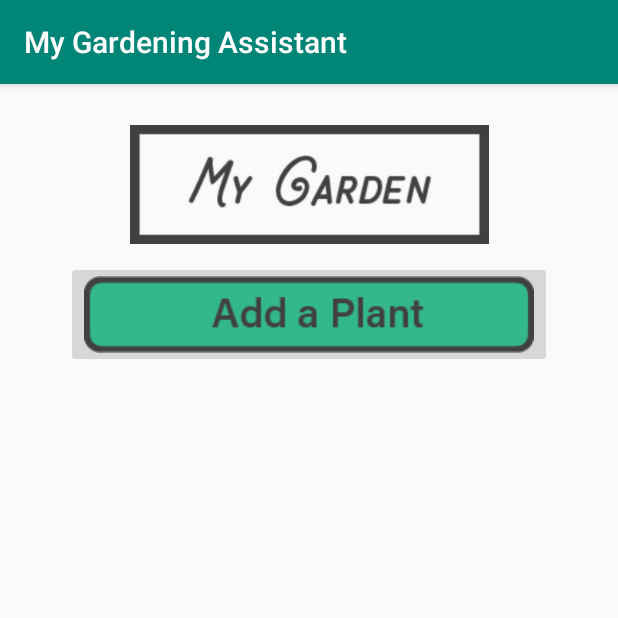
After one commit to jessicaeh/MyGardenAssistant, an Android app: the MyGarden screen opened directly, with no data from a screen before it, on a phone screen of 412 x 824 dp, the top half of it. The commit adds this screen. Run offline under Robolectric (Android 15) with nearby library versions, the phone set to English and light mode, and no system bars.

Commit message:
Fixed transparency and started My Garden page

```diff
--- a/app/src/main/AndroidManifest.xml
+++ b/app/src/main/AndroidManifest.xml
@@ -1,6 +1,6 @@
 <?xml version="1.0" encoding="utf-8"?>
 <manifest xmlns:android="http://schemas.android.com/apk/res/android"
-    package="com.example.jessica.mygardeningassistant" >
+    package="com.example.jessica.mygardeningassistant">
 
     <application
         android:allowBackup="true"
@@ -8,14 +8,15 @@
         android:label="@string/app_name"
         android:roundIcon="@mipmap/ic_launcher_round"
         android:supportsRtl="true"
-        android:theme="@style/AppTheme" >
-        <activity android:name=".MainActivity" >
+        android:theme="@style/AppTheme">
+        <activity android:name=".MainActivity">
             <intent-filter>
                 <action android:name="android.intent.action.MAIN" />
 
                 <category android:name="android.intent.category.LAUNCHER" />
             </intent-filter>
         </activity>
+        <activity android:name=".MyGarden"></activity>
     </application>
 
 </manifest>
--- a/app/src/main/java/com/example/jessica/mygardeningassistant/MainActivity.java
+++ b/app/src/main/java/com/example/jessica/mygardeningassistant/MainActivity.java
@@ -1,7 +1,9 @@
 package com.example.jessica.mygardeningassistant;
 
+import android.content.Intent;
 import android.support.v7.app.AppCompatActivity;
 import android.os.Bundle;
+import android.view.View;
 
 public class MainActivity extends AppCompatActivity {
 
@@ -10,4 +12,9 @@ public class MainActivity extends AppCompatActivity {
         super.onCreate(savedInstanceState);
         setContentView(R.layout.activity_main);
     }
+
+    public void goMyGarden (View view) {
+        Intent intent = new Intent(this, MyGarden.class);
+        startActivity(intent);
+    }
 }
--- /dev/null
+++ b/app/src/main/java/com/example/jessica/mygardeningassistant/MyGarden.java
@@ -0,0 +1,13 @@
+package com.example.jessica.mygardeningassistant;
+
+import android.support.v7.app.AppCompatActivity;
+import android.os.Bundle;
+
+public class MyGarden extends AppCompatActivity {
+
+    @Override
+    protected void onCreate(Bundle savedInstanceState) {
+        super.onCreate(savedInstanceState);
+        setContentView(R.layout.activity_my_garden);
+    }
+}
--- a/app/src/main/res/layout/activity_main.xml
+++ b/app/src/main/res/layout/activity_main.xml
@@ -13,6 +13,7 @@
         android:layout_height="130dp"
         android:layout_marginTop="8dp"
         android:layout_marginBottom="8dp"
+        android:background="@android:color/transparent"
         app:layout_constraintBottom_toBottomOf="parent"
         app:layout_constraintEnd_toEndOf="parent"
         app:layout_constraintStart_toStartOf="parent"
@@ -31,6 +32,7 @@
         app:layout_constraintStart_toStartOf="parent"
         app:layout_constraintTop_toTopOf="parent"
         app:layout_constraintVertical_bias="1.0"
+        android:background="@android:color/transparent"
         app:srcCompat="@drawable/homepage_art" />
 
     <ImageButton
@@ -45,6 +47,8 @@
         app:layout_constraintStart_toStartOf="parent"
         app:layout_constraintTop_toBottomOf="@+id/logoImageView"
         app:layout_constraintVertical_bias="0.0"
+        android:background="@android:color/transparent"
+        android:onClick="goMyGarden"
         app:srcCompat="@drawable/my_garden_button" />
 
     <ImageButton
@@ -58,7 +62,9 @@
         app:layout_constraintStart_toStartOf="parent"
         app:layout_constraintTop_toBottomOf="@+id/myGardenButton"
         app:layout_constraintVertical_bias="0.0"
+        android:background="@android:color/transparent"
         app:srcCompat="@drawable/care_calendar_button" />
+    <!-- android:onClick="goCareCalendar" -->
 
     <ImageButton
         android:id="@+id/arrangementButton"
@@ -70,6 +76,8 @@
         app:layout_constraintStart_toStartOf="parent"
         app:layout_constraintTop_toBottomOf="@+id/careCalendarButton"
         app:layout_constraintVertical_bias="0.0"
+        android:background="@android:color/transparent"
         app:srcCompat="@drawable/arrangement_button" />
+    <!-- android:onClick="goArrangementPlanning" -->
 
 </android.support.constraint.ConstraintLayout>
--- /dev/null
+++ b/app/src/main/res/layout/activity_my_garden.xml
@@ -0,0 +1,30 @@
+<?xml version="1.0" encoding="utf-8"?>
+<android.support.constraint.ConstraintLayout xmlns:android="http://schemas.android.com/apk/res/android"
+    xmlns:app="http://schemas.android.com/apk/res-auto"
+    xmlns:tools="http://schemas.android.com/tools"
+    android:layout_width="match_parent"
+    android:layout_height="match_parent"
+    tools:context=".MyGarden">
+
+    <ImageView
+        android:id="@+id/imageView"
+        android:layout_width="239dp"
+        android:layout_height="86dp"
+        android:layout_marginTop="24dp"
+        app:layout_constraintEnd_toEndOf="parent"
+        app:layout_constraintHorizontal_bias="0.5"
+        app:layout_constraintStart_toStartOf="parent"
+        app:layout_constraintTop_toTopOf="parent"
+        app:srcCompat="@drawable/garden_logo" />
+
+    <ImageButton
+        android:id="@+id/imageButton3"
+        android:layout_width="wrap_content"
+        android:layout_height="wrap_content"
+        android:layout_marginTop="8dp"
+        app:layout_constraintEnd_toEndOf="parent"
+        app:layout_constraintStart_toStartOf="parent"
+        app:layout_constraintTop_toBottomOf="@+id/imageView"
+        app:srcCompat="@drawable/add_plant_button" />
+
+</android.support.constraint.ConstraintLayout>
```
Also changed, not shown: app/src/main/res/drawable/add_event_button.png (added), app/src/main/res/drawable/add_plant_button.png (added), app/src/main/res/drawable/new_arrangement_button.png (added).
